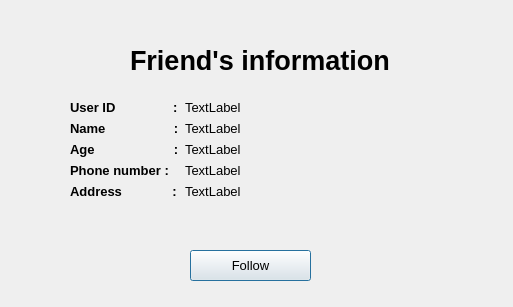
Old version of the form src/friendinfo.ui in the repository tienchuotbk/QuanLyDanhMucDiaDiem.
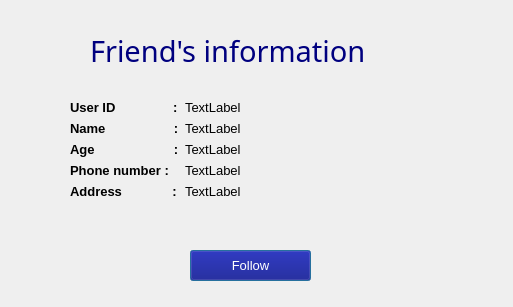
New version of the form.

```diff
--- a/src/friendinfo.ui
+++ b/src/friendinfo.ui
@@ -21,20 +21,25 @@
   <widget class="QLabel" name="label">
    <property name="geometry">
     <rect>
-     <x>130</x>
-     <y>30</y>
-     <width>271</width>
+     <x>90</x>
+     <y>20</y>
+     <width>361</width>
      <height>61</height>
     </rect>
    </property>
    <property name="font">
     <font>
-     <family>Ubuntu</family>
-     <pointsize>20</pointsize>
-     <weight>75</weight>
-     <bold>true</bold>
+     <family>Source Code Pro</family>
+     <pointsize>22</pointsize>
+     <weight>9</weight>
+     <italic>false</italic>
+     <bold>false</bold>
     </font>
    </property>
+   <property name="styleSheet">
+    <string notr="true">font: 75 22pt &quot;Source Code Pro&quot;;
+color: rgb(0, 0, 127);</string>
+   </property>
    <property name="text">
     <string>Friend's information</string>
    </property>
@@ -170,6 +175,11 @@
      <height>31</height>
     </rect>
    </property>
+   <property name="styleSheet">
+    <string notr="true">font: 75 10pt &quot;Source Code Pro&quot;;
+background-color: rgb(0, 0, 127);
+color: rgb(255, 255, 255);</string>
+   </property>
    <property name="text">
     <string>Follow</string>
    </property>
```
Left out of the diff: 15 changed lines with no effect on the pictures.
